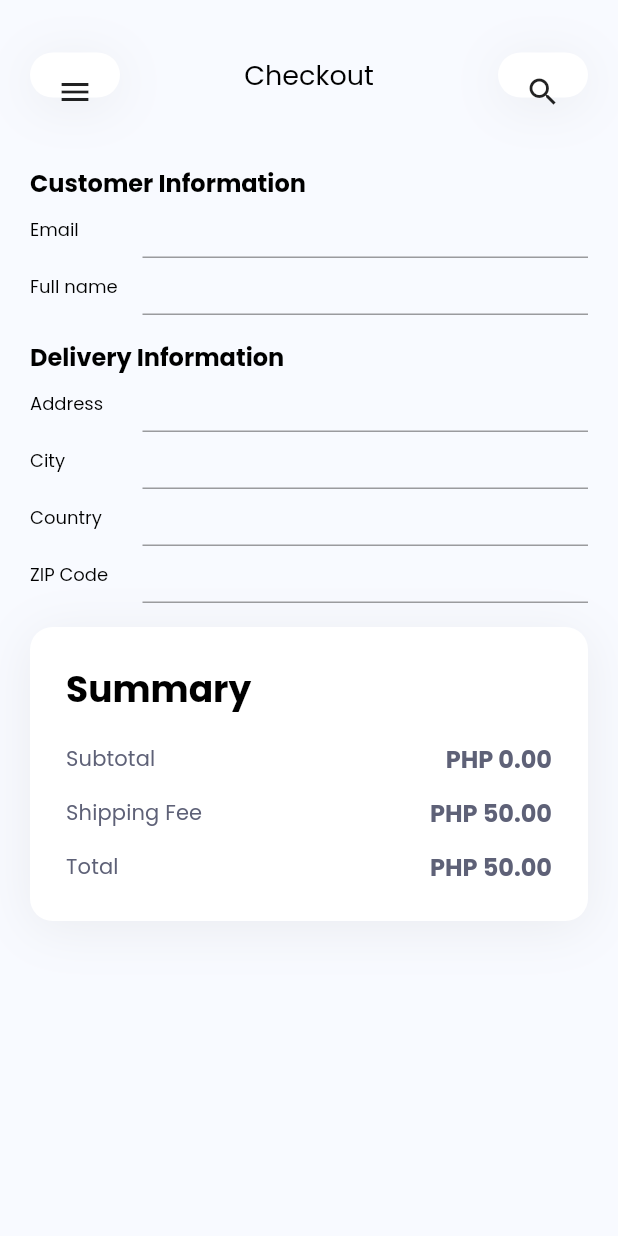
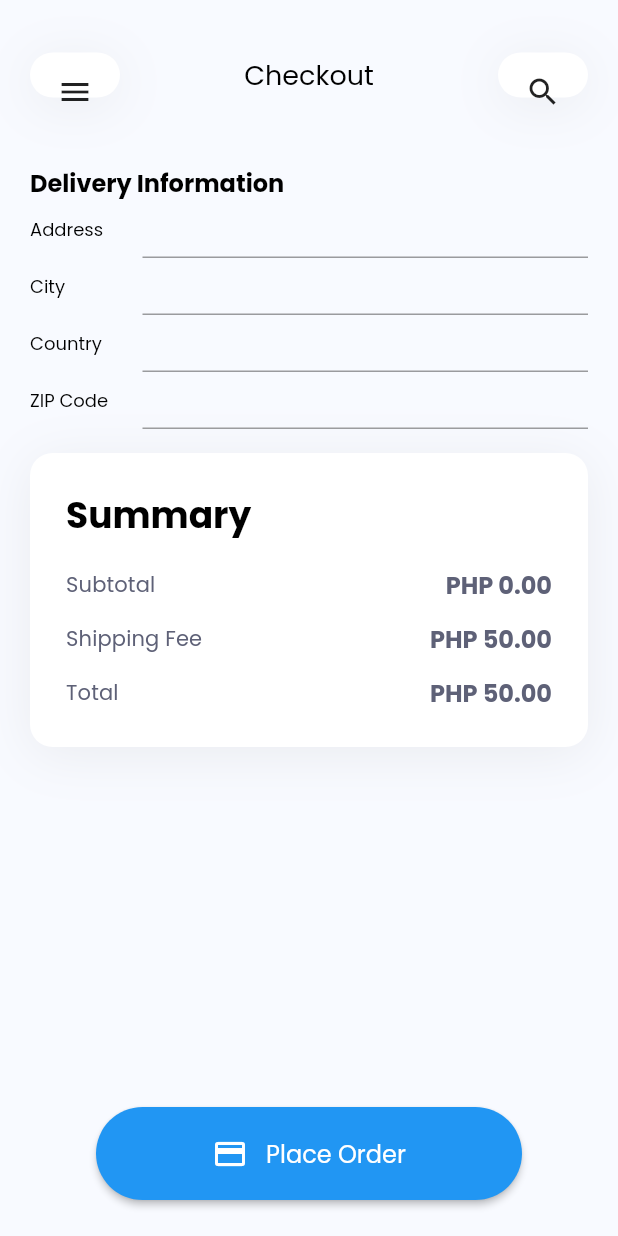
Before and after one commit to jsagayap/dental_store, a Flutter app: the screen it shows after launch, on a phone screen of 412 x 824 dp. Run offline on Flutter 3.47's test engine with Material 2 defaults, Android fonts, the light colour scheme and no system bars; our stand-ins replace cloud_firestore, equatable, firebase_core, flutter_bloc; accounts and stored records are empty.

Commit message:
feat: checkout ui

```diff
--- a/lib/screens/checkout/checkout_screen.dart
+++ b/lib/screens/checkout/checkout_screen.dart
@@ -14,8 +14,6 @@ class CheckoutScreen extends StatelessWidget {
 
   @override
   Widget build(BuildContext context) {
-    final TextEditingController emailController = TextEditingController();
-    final TextEditingController nameController = TextEditingController();
     final TextEditingController addressController = TextEditingController();
     final TextEditingController cityController = TextEditingController();
     final TextEditingController countryController = TextEditingController();
@@ -23,19 +21,44 @@ class CheckoutScreen extends StatelessWidget {
 
     return Scaffold(
       appBar: const CustomAppBar(title: 'Checkout'),
+      bottomNavigationBar: BottomAppBar(
+        color: const Color.fromARGB(0, 0, 0, 0),
+        elevation: 0.0,
+        child: Container(
+            height: 110,
+            padding: const EdgeInsets.symmetric(horizontal: 64, vertical: 24),
+            child: ElevatedButton(
+              onPressed: () {},
+              style: ElevatedButton.styleFrom(
+                shape: RoundedRectangleBorder(
+                  borderRadius: BorderRadius.circular(99.0),
+                ),
+              ),
+              child: Row(
+                mainAxisAlignment: MainAxisAlignment.center,
+                crossAxisAlignment: CrossAxisAlignment.center,
+                children: [
+                  const Icon(
+                    Icons.credit_card_outlined,
+                  ),
+                  const SizedBox(width: 12),
+                  Text(
+                    'Place Order',
+                    style: Theme.of(context).textTheme.titleMedium!.copyWith(
+                      color: Colors.white,
+                      fontWeight: FontWeight.normal,
+                    ),
+                  ),
+                ],
+              ),
+            )),
+      ),
       body: SingleChildScrollView(
         child: Padding(
           padding: const EdgeInsets.all(20.0),
           child: Column(
             crossAxisAlignment: CrossAxisAlignment.start,
             children: [
-              Text(
-                'Customer Information',
-                style: Theme.of(context).textTheme.titleMedium,
-              ),
-              _buildTextFormField(emailController, context, 'Email'),
-              _buildTextFormField(nameController, context, 'Full name'),
-              const SizedBox(height: 16),
               Text(
                 'Delivery Information',
                 style: Theme.of(context).textTheme.titleMedium,
```
